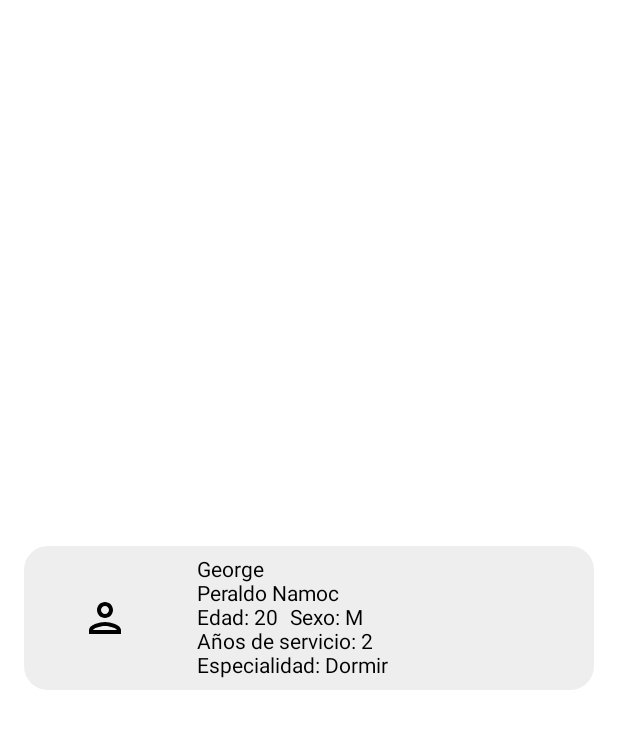
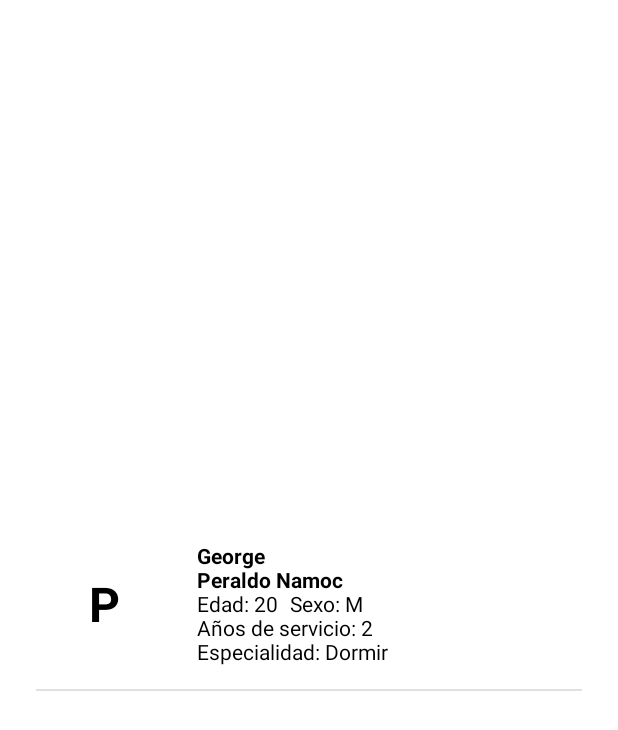
Before and after one commit to GatitosAlegres/DuckStructure, an Android app built with Jetpack Compose: the @Preview function Preview, on a phone screen of 412 x 824 dp. Shown: the top 730 px of the screen. Run offline under Robolectric (Android 15) with nearby library versions, the phone set to English and light mode, and no system bars.

```diff
--- a/app/src/main/java/com/nmrc/datastructure/components/Header.kt
+++ b/app/src/main/java/com/nmrc/datastructure/components/Header.kt
@@ -1,5 +1,6 @@
 package com.nmrc.datastructure.components
 
+import androidx.compose.foundation.isSystemInDarkTheme
 import androidx.compose.foundation.layout.BoxScope
 import androidx.compose.foundation.layout.Row
 import androidx.compose.foundation.layout.RowScope
@@ -14,6 +15,7 @@ import androidx.compose.ui.text.font.FontWeight
 import androidx.compose.ui.unit.dp
 import androidx.compose.ui.unit.sp
 import com.nmrc.datastructure.ui.theme.BlueMaterial
+import com.nmrc.datastructure.ui.theme.BlueVariant
 import com.nmrc.datastructure.ui.theme.Green
 
 @Composable
@@ -24,7 +26,7 @@ fun Header(
     subtitle: String,
     content : @Composable RowScope.() -> Unit = {},
     titleColor: Color = MaterialTheme.colors.onBackground,
-    subTitleColor: Color = Green) {
+    isDark: Boolean = isSystemInDarkTheme()) {
     Text(
         text = title,
         modifier = modifier.padding(16.dp),
@@ -44,7 +46,7 @@ fun Header(
         modifier = subtitleModifier.padding(16.dp),
         style = TextStyle(
             fontSize = 16.sp,
-            color = subTitleColor
+            color = if (isDark) Green else BlueVariant
         )
     )
 }
--- a/app/src/main/java/com/nmrc/datastructure/components/linkedlist_screen/DoctorCard.kt
+++ b/app/src/main/java/com/nmrc/datastructure/components/linkedlist_screen/DoctorCard.kt
@@ -5,17 +5,19 @@ import androidx.compose.foundation.isSystemInDarkTheme
 import androidx.compose.foundation.layout.*
 import androidx.compose.foundation.shape.RoundedCornerShape
 import androidx.compose.material.Card
-import androidx.compose.material.Icon
+import androidx.compose.material.Divider
 import androidx.compose.material.MaterialTheme
 import androidx.compose.material.Text
-import androidx.compose.material.icons.Icons
-import androidx.compose.material.icons.outlined.Person
 import androidx.compose.runtime.Composable
 import androidx.compose.ui.Alignment
 import androidx.compose.ui.Alignment.Companion.CenterHorizontally
 import androidx.compose.ui.Modifier
+import androidx.compose.ui.graphics.Color
+import androidx.compose.ui.text.TextStyle
+import androidx.compose.ui.text.font.FontWeight
 import androidx.compose.ui.tooling.preview.Preview
 import androidx.compose.ui.unit.dp
+import androidx.compose.ui.unit.sp
 import com.nmrc.datastructure.ui.theme.Dark
 import com.nmrc.datastructure.ui.theme.Gray
 
@@ -27,29 +29,38 @@ fun DoctorCard(
     gender: Char,
     yearsOfService: Int,
     specialty: String,
-        isDark: Boolean = isSystemInDarkTheme()) {
+    isDark: Boolean = isSystemInDarkTheme()
+) {
 
-    val bgColor = if(isDark) Dark else Gray
+    val bgColor = if (isDark) Dark else Gray
 
-    Card(modifier = Modifier
+    Card(
+        modifier = Modifier
             .fillMaxWidth()
             .padding(16.dp),
         shape = RoundedCornerShape(16.dp),
-        backgroundColor = bgColor,
+        backgroundColor = Color.Transparent,
         elevation = 0.dp
     ) {
-        Row(verticalAlignment = Alignment.CenterVertically,
+        Column {
+            Row(
+                verticalAlignment = Alignment.CenterVertically,
                 horizontalArrangement = Arrangement.Start,
                 modifier = Modifier
-                    .padding(8.dp)) {
+                    .padding(8.dp)
+            ) {
 
                 Column(Modifier.fillMaxWidth(0.25f)) {
-                Icon(
-                    Icons.Outlined.Person,
+                    Text(
+                        text = lastName[0].uppercase(),
+                        style = TextStyle(
+                            color = MaterialTheme.colors.onBackground,
+                            fontWeight = FontWeight.Bold,
+                            fontSize = 32.sp,
+                        ),
                         modifier = Modifier
-                        .size(32.dp)
-                        .align(CenterHorizontally),
-                    contentDescription = "")
+                            .align(CenterHorizontally)
+                    )
                 }
 
                 Spacer(modifier = Modifier.width(16.dp))
@@ -57,21 +68,35 @@ fun DoctorCard(
                 Column(Modifier.fillMaxWidth(0.75f)) {
                     Text(
                         text = firstName,
-                    color = MaterialTheme.colors.onBackground)
+                        style = TextStyle(
+                            color = MaterialTheme.colors.onBackground,
+                            fontWeight = FontWeight.Bold
+                        )
+                    )
                     Text(
                         text = lastName,
-                    color = MaterialTheme.colors.onBackground)
+                        style = TextStyle(
+                            color = MaterialTheme.colors.onBackground,
+                            fontWeight = FontWeight.Bold
+                        )
+                    )
                     Row {
                         Text(text = "Edad: $age")
                         Spacer(modifier = Modifier.width(8.dp))
                         Text(
                             text = if (gender == 'm') "Sexo: M" else "Sexo: F",
-                        color = MaterialTheme.colors.onBackground)
+                            color = MaterialTheme.colors.onBackground
+                        )
                     }
-                Text(text = "Años de servicio: $yearsOfService", color = MaterialTheme.colors.onBackground)
+                    Text(
+                        text = "Años de servicio: $yearsOfService",
+                        color = MaterialTheme.colors.onBackground
+                    )
                     Spacer(modifier = Modifier.width(8.dp))
                     Text(text = "Especialidad: $specialty", color = MaterialTheme.colors.onBackground)
                 }
+            }
+            Divider(modifier = Modifier.padding(8.dp))
         }
     }
 }
--- a/app/src/main/java/com/nmrc/datastructure/ui/theme/Color.kt
+++ b/app/src/main/java/com/nmrc/datastructure/ui/theme/Color.kt
@@ -18,6 +18,7 @@ val Dark = Color(0xFF031720)
 val BlueVariant = Color(0xFF073042)
 val Aqua = Color(0xFF0A586C)
 val Green = Color(0xFF3DDC84)
+val GreenDark = Color(0xFF34B96F)
 val Blue = Color(0xFF4485F0)
 val BlueDark = Color(0xFF1C4587)
 val BlueLight = Color(0xFFD7EFFE)
--- a/app/src/main/java/com/nmrc/datastructure/ui/theme/Theme.kt
+++ b/app/src/main/java/com/nmrc/datastructure/ui/theme/Theme.kt
@@ -15,8 +15,8 @@ private val DarkColorPalette = darkColors(
 )
 
 private val LightColorPalette = lightColors(
-    primary = Purple500,
-    primaryVariant = Purple700,
+    primary = Gray,
+    primaryVariant = Gray,
     secondary = Teal200,
     background = White,
     onBackground = Dark
--- a/app/src/main/res/values-night/themes.xml
+++ b/app/src/main/res/values-night/themes.xml
@@ -3,7 +3,7 @@
     <style name="Theme.DataStructure" parent="Theme.MaterialComponents.DayNight.DarkActionBar">
         <!-- Primary brand color. -->
         <item name="colorPrimary">@color/purple_200</item>
-        <item name="colorPrimaryVariant">@color/purple_700</item>
+        <item name="colorPrimaryVariant">#FF073042</item>
         <item name="colorOnPrimary">@color/black</item>
         <!-- Secondary brand color. -->
         <item name="colorSecondary">@color/teal_200</item>
--- a/app/src/main/res/values/colors.xml
+++ b/app/src/main/res/values/colors.xml
@@ -2,7 +2,7 @@
 <resources>
     <color name="purple_200">#FFBB86FC</color>
     <color name="purple_500">#FF6200EE</color>
-    <color name="purple_700">#FF3700B3</color>
+    <color name="purple_700">#A5A5A5</color>
     <color name="teal_200">#FF03DAC5</color>
     <color name="teal_700">#FF018786</color>
     <color name="black">#FF000000</color>
```
Also changed, not shown: app/src/main/java/com/nmrc/datastructure/screens/LinkedListScreen.kt (+3 -4 lines). Lines whose indentation alone changed are shown as unchanged.
